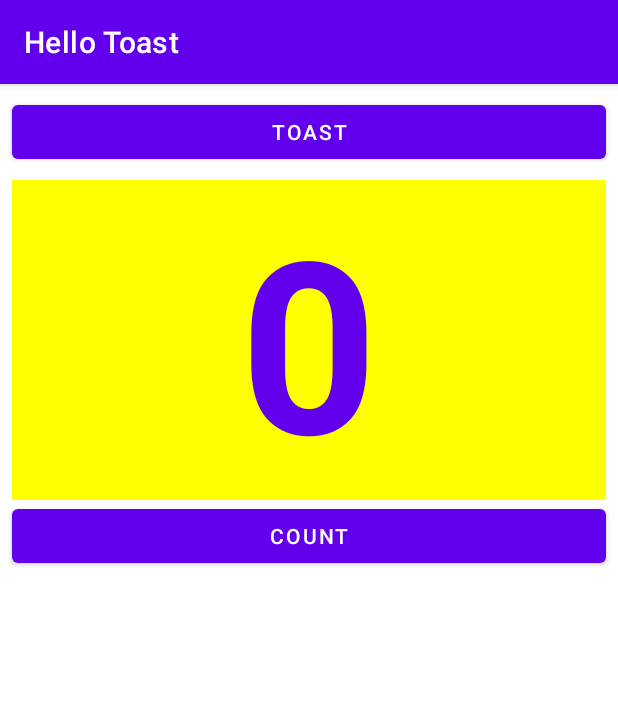
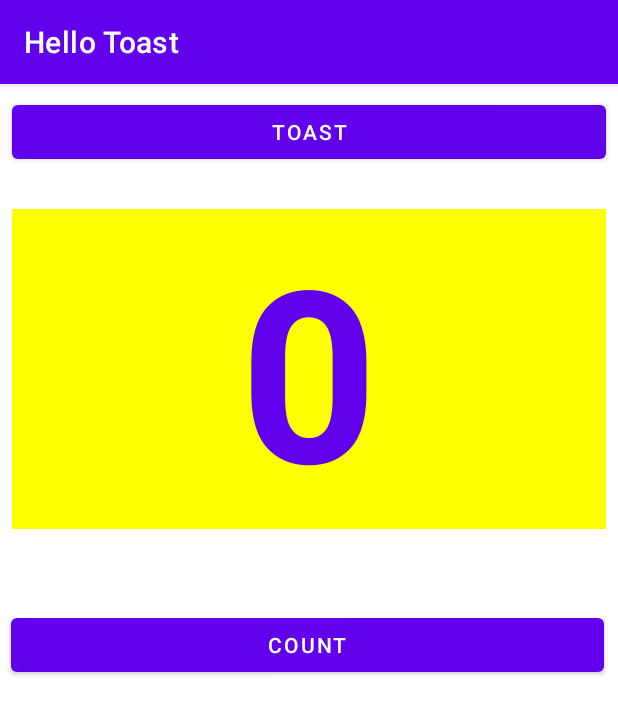
Before and after one commit to EkaterinaPavlova/HelloToast, an Android app: the screen it shows after launch (MainActivity), on a phone screen of 412 x 824 dp. Shown: the top 714 px of the screen. Run offline under Robolectric (Android 15) with nearby library versions, the phone set to English and light mode, and no system bars.

Commit message:
Relative Layout

```diff
--- a/app/src/main/res/layout/activity_main.xml
+++ b/app/src/main/res/layout/activity_main.xml
@@ -1,5 +1,5 @@
 <?xml version="1.0" encoding="utf-8"?>
-<LinearLayout
+<RelativeLayout
     xmlns:android="http://schemas.android.com/apk/res/android"
     xmlns:app="http://schemas.android.com/apk/res-auto"
     xmlns:tools="http://schemas.android.com/tools"
@@ -25,8 +25,9 @@
         android:id="@+id/show_count"
         android:layout_width="match_parent"
         android:layout_height="wrap_content"
+        android:layout_below="@+id/button_toast"
         android:layout_marginStart="8dp"
-        android:layout_marginTop="8dp"
+        android:layout_marginTop="27dp"
         android:layout_marginEnd="8dp"
         android:background="#FFFF00"
         android:gravity="center_vertical|center"
@@ -41,11 +42,15 @@
         android:id="@+id/button_count"
         android:layout_width="match_parent"
         android:layout_height="wrap_content"
-        android:layout_marginStart="8dp"
-        android:layout_marginEnd="8dp"
+        android:layout_below="@+id/show_count"
+        android:layout_alignParentStart="true"
+        android:layout_alignParentEnd="true"
+        android:layout_marginStart="7dp"
+        android:layout_marginTop="53dp"
+        android:layout_marginEnd="9dp"
         android:onClick="countUp"
         android:text="@string/button_label_count"
         app:layout_constraintStart_toStartOf="parent"
         app:layout_constraintTop_toBottomOf="@+id/button_toast" />
 
-</LinearLayout>
+</RelativeLayout>
```
